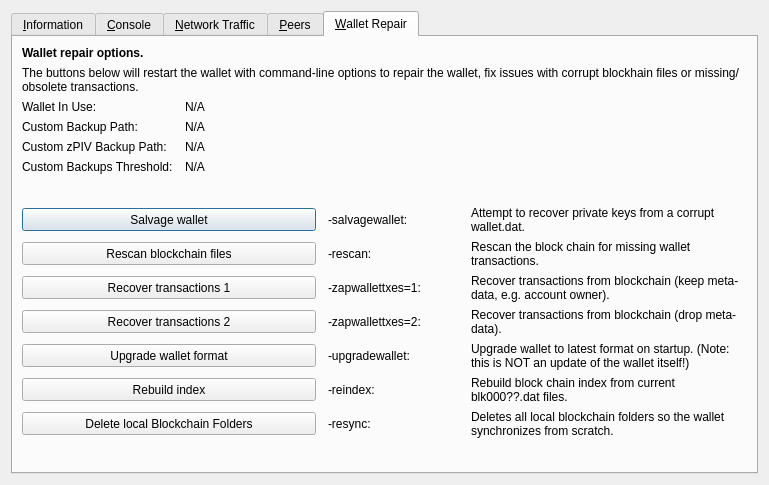
Old version of the form src/qt/forms/rpcconsole.ui in the repository lateminer/bitcoin.
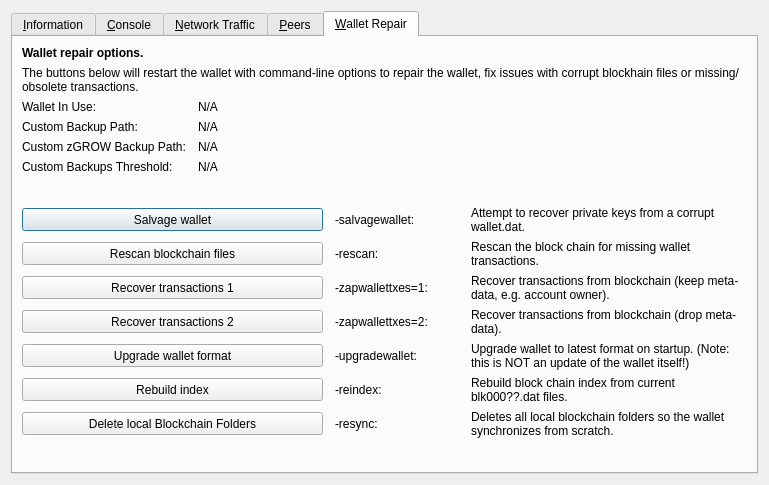
New version of the form. The open tabs and pages were chosen to show the change. Icons and pictures are not drawn. Custom widgets are drawn as their Qt base class.

Commit message: Growification: units (PIV->GROW, zPIV->zGROW)

```diff
--- a/src/qt/forms/rpcconsole.ui
+++ b/src/qt/forms/rpcconsole.ui
@@ -1328,7 +1328,7 @@
        <item row="4" column="0">
         <widget class="QLabel" name="wallet_customzpivbackuppath_label">
          <property name="text">
-          <string>Custom zPIV Backup Path:</string>
+          <string>Custom zGROW Backup Path:</string>
          </property>
          <property name="visible">
           <bool>false</bool>
```
The commit also changes 94 other files.
